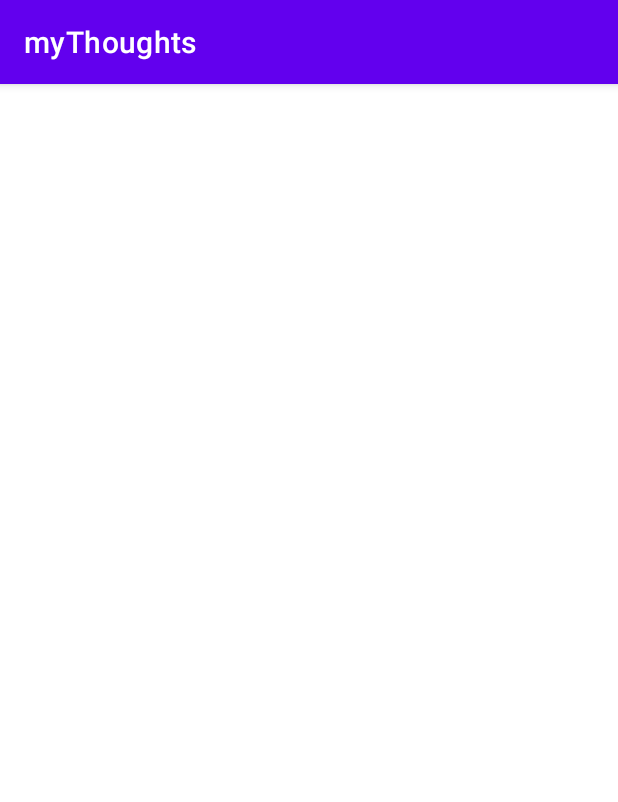
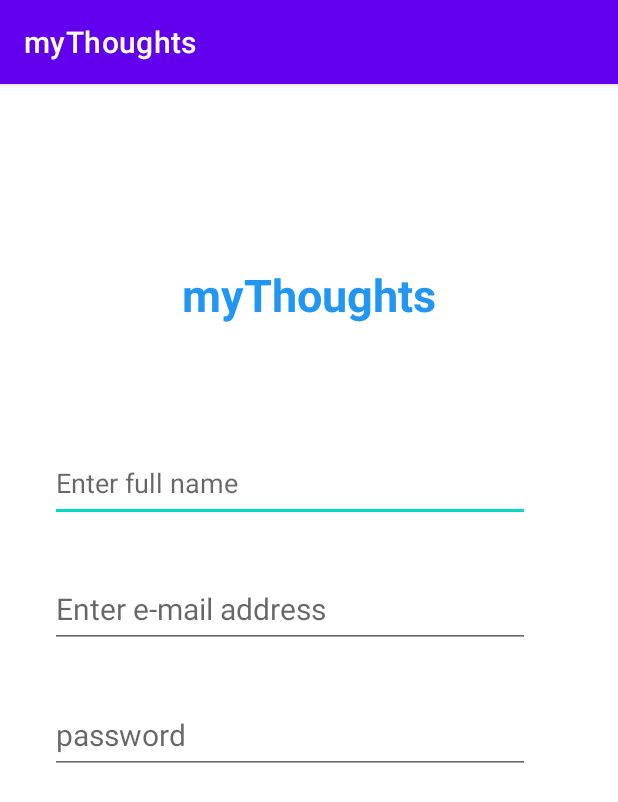
Before and after one commit to mabbas112/myThoughts, an Android app: the activity_register_user screen opened directly, with no data from a screen before it, on a phone screen of 412 x 824 dp. Shown: the top 802 px of the screen. Run offline under Robolectric (Android 15) with nearby library versions, the phone set to English and light mode, and no system bars.

Commit message:
Update activity_register_user.xml
Register user fields added like name, email, password.

```diff
--- a/app/src/main/res/layout/activity_register_user.xml
+++ b/app/src/main/res/layout/activity_register_user.xml
@@ -5,5 +5,60 @@
     android:layout_width="match_parent"
     android:layout_height="match_parent"
     tools:context=".activity_register_user">
+    <TextView
+        android:id="@+id/banner"
+        android:layout_width="237dp"
+        android:layout_height="40dp"
+        android:layout_marginTop="120dp"
+        android:text="myThoughts"
+        android:textAlignment="center"
+        android:textAllCaps="false"
+        android:textColor="#2196F3"
+        android:textSize="30sp"
+        android:textStyle="bold"
+        app:layout_constraintEnd_toEndOf="parent"
+        app:layout_constraintStart_toStartOf="parent"
+        app:layout_constraintTop_toTopOf="parent" />
+
+    <EditText
+        android:id="@+id/fullname"
+        android:layout_width="320dp"
+        android:layout_height="52dp"
+        android:layout_marginTop="80dp"
+        android:ems="10"
+        android:hint="Enter full name"
+        android:inputType="textPersonName"
+        app:layout_constraintEnd_toEndOf="parent"
+        app:layout_constraintHorizontal_bias="0.362"
+        app:layout_constraintStart_toStartOf="parent"
+        app:layout_constraintTop_toBottomOf="@+id/banner" />
+
+    <EditText
+        android:id="@+id/email"
+        android:layout_width="320dp"
+        android:layout_height="52dp"
+        android:layout_marginTop="32dp"
+        android:ems="10"
+        android:hint="Enter e-mail address"
+        android:inputType="textEmailAddress"
+        android:textSize="20sp"
+        app:layout_constraintEnd_toEndOf="parent"
+        app:layout_constraintHorizontal_bias="0.362"
+        app:layout_constraintStart_toStartOf="parent"
+        app:layout_constraintTop_toBottomOf="@+id/fullname" />
+
+    <EditText
+        android:id="@+id/password"
+        android:layout_width="320dp"
+        android:layout_height="52dp"
+        android:layout_marginTop="32dp"
+        android:ems="10"
+        android:hint="password"
+        android:inputType="textPassword"
+        android:textSize="20sp"
+        app:layout_constraintEnd_toEndOf="parent"
+        app:layout_constraintHorizontal_bias="0.362"
+        app:layout_constraintStart_toStartOf="parent"
+        app:layout_constraintTop_toBottomOf="@+id/email" />
 
 </androidx.constraintlayout.widget.ConstraintLayout>
```
